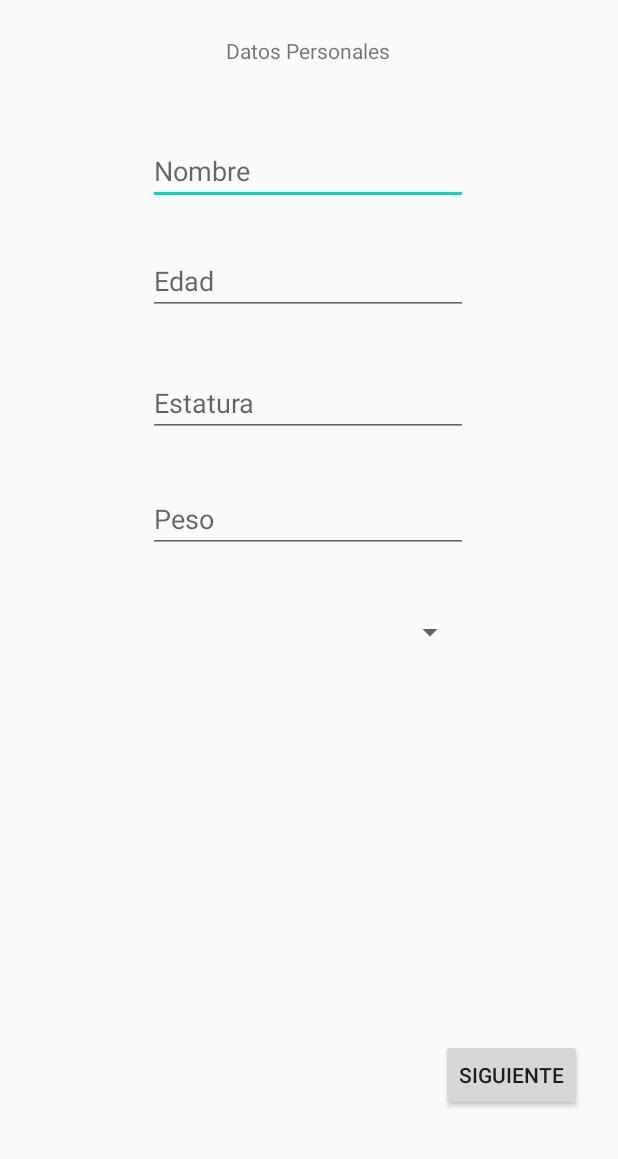
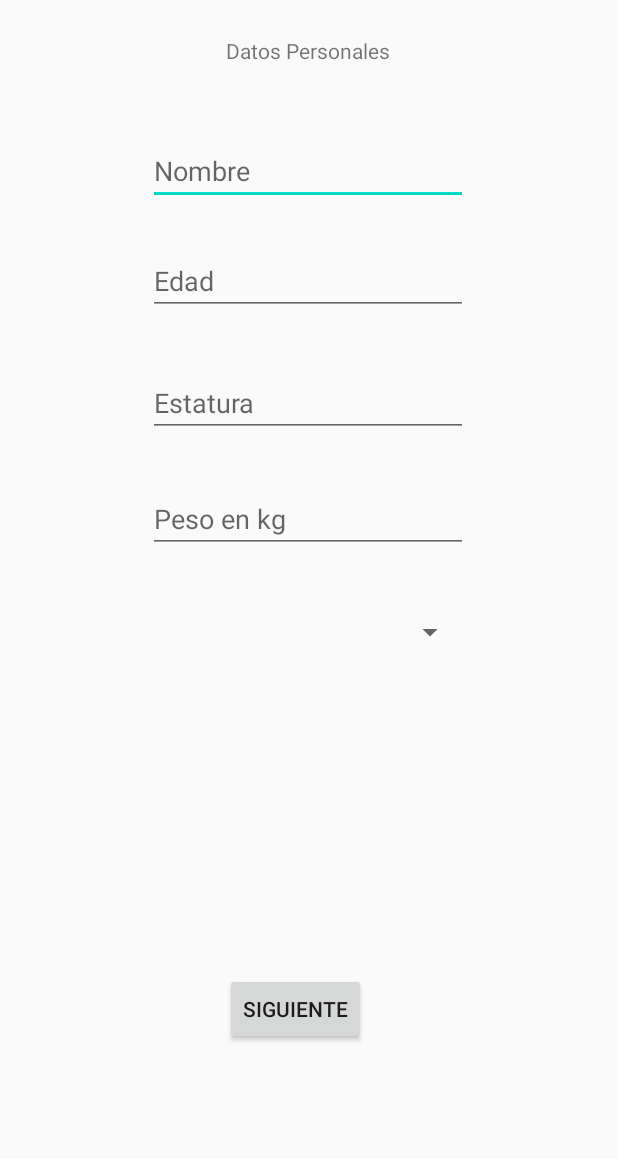
Before and after one commit to HanierPena/stronginhome, an Android app: the layout activity_formulario.xml on its own in the app's theme, with its tools: preview values and no code run, on a phone screen of 412 x 824 dp, the part 77-1236 px from its top. Run offline under Robolectric (Android 15) with nearby library versions, the phone set to English and light mode, and no system bars.

Commit message:
formulario con validaciones

```diff
--- a/app/src/main/res/layout/activity_formulario.xml
+++ b/app/src/main/res/layout/activity_formulario.xml
@@ -22,8 +22,8 @@
         android:id="@+id/button"
         android:layout_width="wrap_content"
         android:layout_height="wrap_content"
-        android:layout_marginEnd="24dp"
-        android:layout_marginBottom="32dp"
+        android:layout_marginEnd="168dp"
+        android:layout_marginBottom="76dp"
         android:onClick="mostrarEjercicios"
         android:text="@string/Botonsiguiente"
         app:layout_constraintBottom_toBottomOf="parent"
@@ -71,7 +71,8 @@
         android:layout_marginTop="28dp"
         android:ems="10"
         android:hint="Edad"
-        android:inputType="textPersonName"
+        android:inputType="number"
+        android:maxLength="3"
         app:layout_constraintEnd_toEndOf="parent"
         app:layout_constraintHorizontal_bias="0.497"
         app:layout_constraintStart_toStartOf="parent"
@@ -84,7 +85,8 @@
         android:layout_marginTop="36dp"
         android:ems="10"
         android:hint="Estatura"
-        android:inputType="textPersonName"
+        android:inputType="numberDecimal"
+        android:maxLength="4"
         app:layout_constraintEnd_toEndOf="parent"
         app:layout_constraintHorizontal_bias="0.497"
         app:layout_constraintStart_toStartOf="parent"
@@ -96,8 +98,9 @@
         android:layout_height="wrap_content"
         android:layout_marginTop="32dp"
         android:ems="10"
-        android:hint="Peso"
-        android:inputType="textPersonName"
+        android:hint="Peso en kg"
+        android:inputType="number"
+        android:maxLength="3"
         app:layout_constraintEnd_toEndOf="parent"
         app:layout_constraintHorizontal_bias="0.497"
         app:layout_constraintStart_toStartOf="parent"
```
Also changed, not shown: app/src/main/java/com/example/stronginhome/Ejercicios.java (+9 -0 lines), app/src/main/java/com/example/stronginhome/formulario.java (+42 -3 lines), app/src/main/res/layout/activity_ejercicios.xml (+14 -3 lines).
